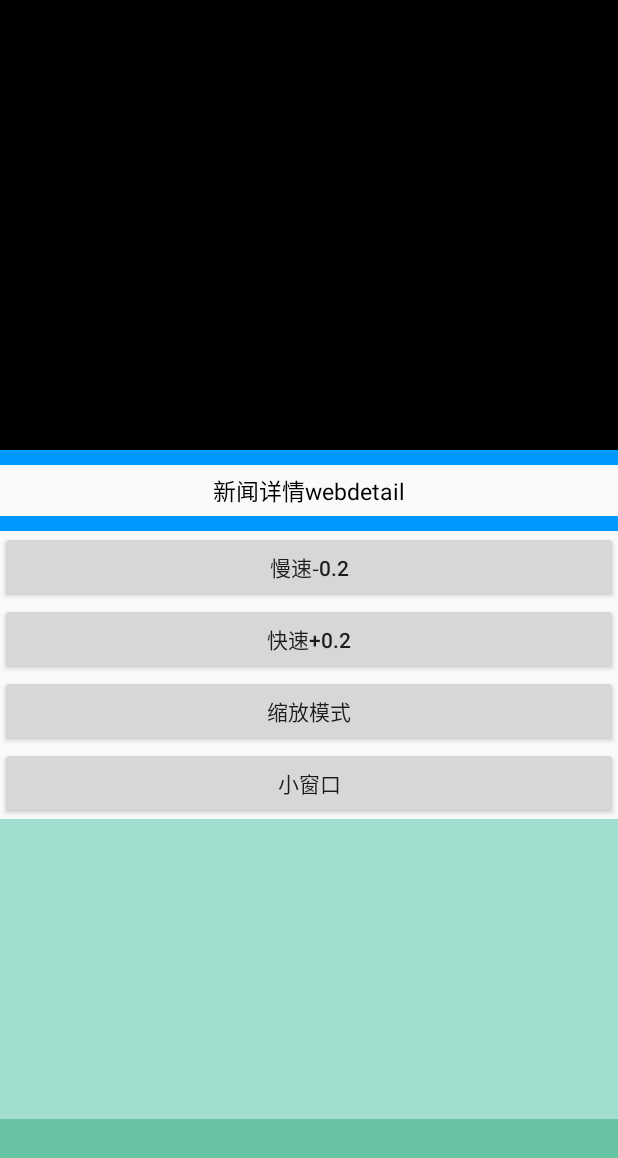
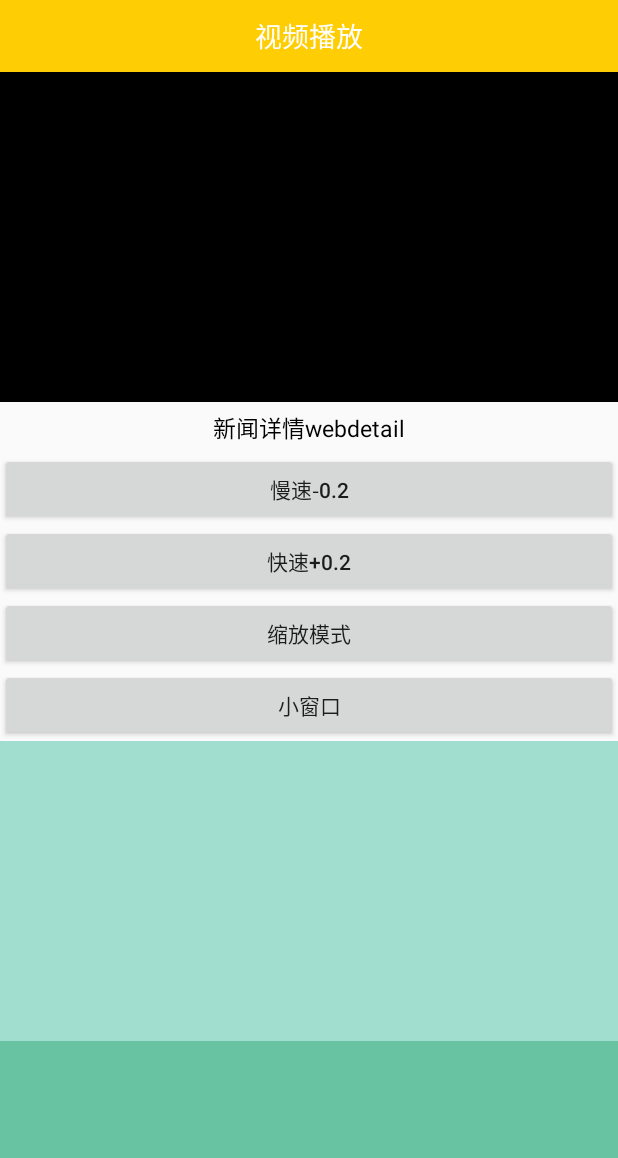
Before and after one commit to xiaoexiao51/SuperVideoPlayer, an Android app: the layout activity_nice_video_player.xml on its own in the app's theme, with its tools: preview values and no code run, on a phone screen of 412 x 824 dp. Shown: the top 1158 px of the screen. Run offline under Robolectric (Android 15) with nearby library versions, the phone set to English and light mode, and no system bars.

```diff
--- a/app/src/main/res/layout/activity_nice_video_player.xml
+++ b/app/src/main/res/layout/activity_nice_video_player.xml
@@ -3,6 +3,15 @@
               android:layout_width="match_parent"
               android:layout_height="match_parent"
               android:orientation="vertical">
+
+    <TextView
+        android:layout_width="match_parent"
+        android:layout_height="48dp"
+        android:background="@color/colorPrimary"
+        android:gravity="center"
+        android:text="视频播放"
+        android:textColor="@android:color/white"
+        android:textSize="18sp"/>
 
     <android.support.v4.widget.NestedScrollView
         android:id="@+id/scroll_view"
@@ -17,12 +26,7 @@
             <com.xiao.nicevideoplayer.NiceVideoPlayer
                 android:id="@+id/nice_video_player"
                 android:layout_width="match_parent"
-                android:layout_height="300dp"/>
-
-            <View
-                android:layout_width="match_parent"
-                android:layout_height="10dp"
-                android:background="#0099FF"/>
+                android:layout_height="220dp"/>
 
             <TextView
                 android:id="@+id/tv_speed"
@@ -33,11 +37,6 @@
                 android:text="新闻详情webdetail"
                 android:textColor="@android:color/black"
                 android:textSize="15sp"/>
-
-            <View
-                android:layout_width="match_parent"
-                android:layout_height="10dp"
-                android:background="#0099FF"/>
 
             <Button
                 android:layout_width="match_parent"
--- a/app/src/main/res/layout/activity_video_list.xml
+++ b/app/src/main/res/layout/activity_video_list.xml
@@ -6,12 +6,12 @@
 
     <TextView
         android:layout_width="match_parent"
-        android:layout_height="50dp"
+        android:layout_height="48dp"
         android:background="@color/colorPrimary"
         android:gravity="center"
         android:text="视频列表"
         android:textColor="@android:color/white"
-        android:textSize="20sp"/>
+        android:textSize="18sp"/>
 
     <android.support.v7.widget.RecyclerView
         android:id="@+id/recycler_view"
--- a/app/src/main/res/values/colors.xml
+++ b/app/src/main/res/values/colors.xml
@@ -1,8 +1,8 @@
 <?xml version="1.0" encoding="utf-8"?>
 <resources>
-    <color name="colorPrimary">#0099FF</color>
-    <color name="colorPrimaryDark">#0068ae</color>
-    <color name="colorAccent">#0099FF</color>
+    <color name="colorPrimary">#FFCD03</color>
+    <color name="colorPrimaryDark">#A18206</color>
+    <color name="colorAccent">#FFCD03</color>
 
     <color name="color_divider">#2E3F51</color>
 </resources>
```
Also changed, not shown: app/src/main/res/layout/activity_main.xml (+13 -23 lines), 3 other files.
